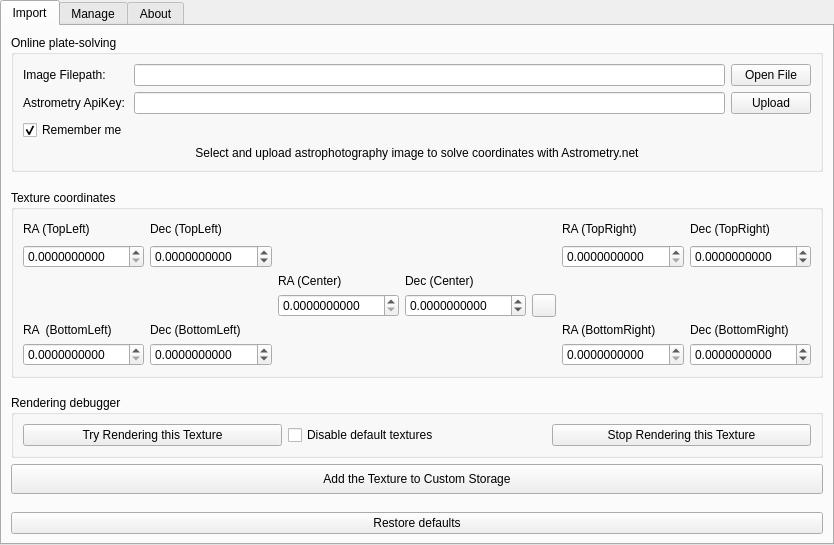
The window that plugins/NebulaTextures/src/gui/nebulaTexturesDialog.ui (Stellarium/stellarium) describes before a commit, drawn with Qt 5.
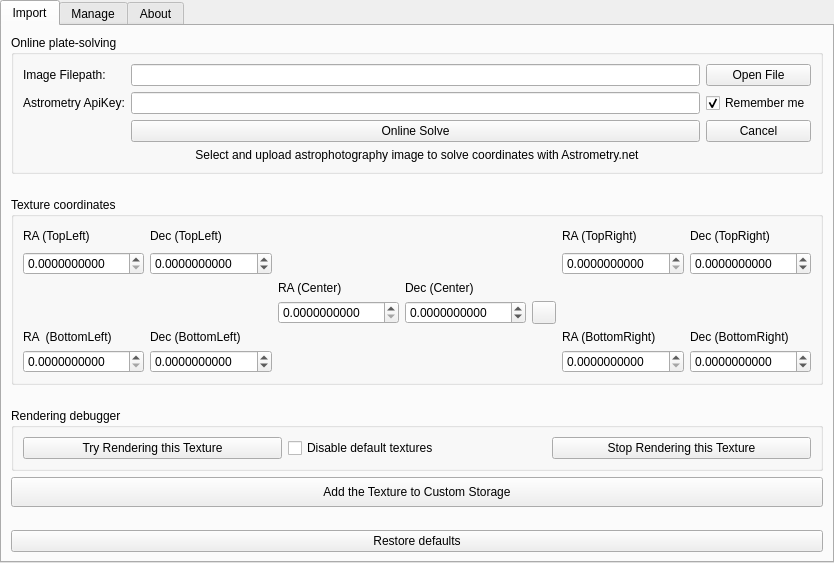
The same window after the commit. Icons and pictures are not drawn. Custom widgets are drawn as their Qt base class.

Commit message: cancelButton interrupt Solving

The edit to the form file:
```diff
--- a/plugins/NebulaTextures/src/gui/nebulaTexturesDialog.ui
+++ b/plugins/NebulaTextures/src/gui/nebulaTexturesDialog.ui
@@ -7,7 +7,7 @@
     <x>0</x>
     <y>0</y>
     <width>834</width>
-    <height>545</height>
+    <height>563</height>
    </rect>
   </property>
   <property name="windowTitle">
@@ -69,13 +69,6 @@
               <item row="0" column="1">
                <widget class="QLineEdit" name="lineEditImagePath"/>
               </item>
-              <item row="1" column="2">
-               <widget class="QPushButton" name="uploadImageButton">
-                <property name="text">
-                 <string>Upload</string>
-                </property>
-               </widget>
-              </item>
               <item row="0" column="0">
                <widget class="QLabel" name="label_imagePath">
                 <property name="text">
@@ -83,16 +76,6 @@
                 </property>
                </widget>
               </item>
-              <item row="2" column="0">
-               <widget class="QCheckBox" name="checkBoxKeepApi">
-                <property name="text">
-                 <string>Remember me</string>
-                </property>
-                <property name="checked">
-                 <bool>true</bool>
-                </property>
-               </widget>
-              </item>
               <item row="1" column="0">
                <widget class="QLabel" name="label_apiKey">
                 <property name="text">
@@ -109,6 +92,20 @@
                 </property>
                </widget>
               </item>
+              <item row="2" column="2">
+               <widget class="QPushButton" name="cancelButton">
+                <property name="text">
+                 <string>Cancel</string>
+                </property>
+               </widget>
+              </item>
+              <item row="2" column="1">
+               <widget class="QPushButton" name="uploadImageButton">
+                <property name="text">
+                 <string>Online Solve</string>
+                </property>
+               </widget>
+              </item>
               <item row="1" column="1">
                <widget class="QLineEdit" name="lineEditApiKey">
                 <property name="echoMode">
@@ -116,6 +113,16 @@
                 </property>
                </widget>
               </item>
+              <item row="1" column="2">
+               <widget class="QCheckBox" name="checkBoxKeepApi">
+                <property name="text">
+                 <string>Remember me</string>
+                </property>
+                <property name="checked">
+                 <bool>true</bool>
+                </property>
+               </widget>
+              </item>
              </layout>
             </item>
             <item>
```
The commit also changes 3 other files.
